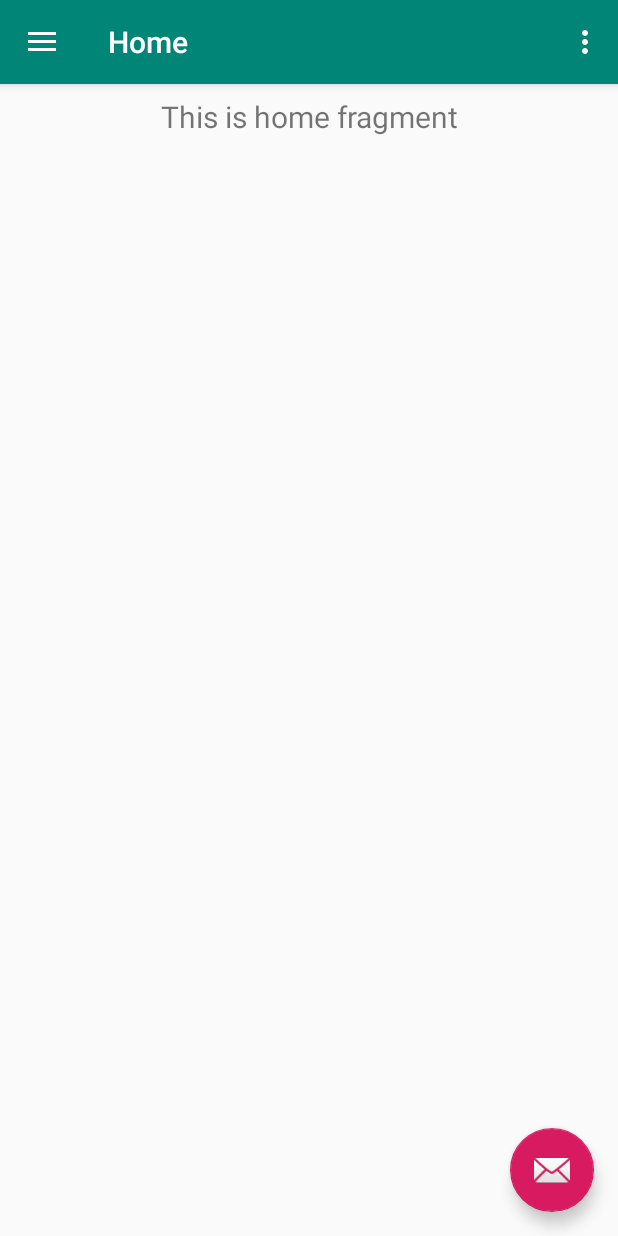
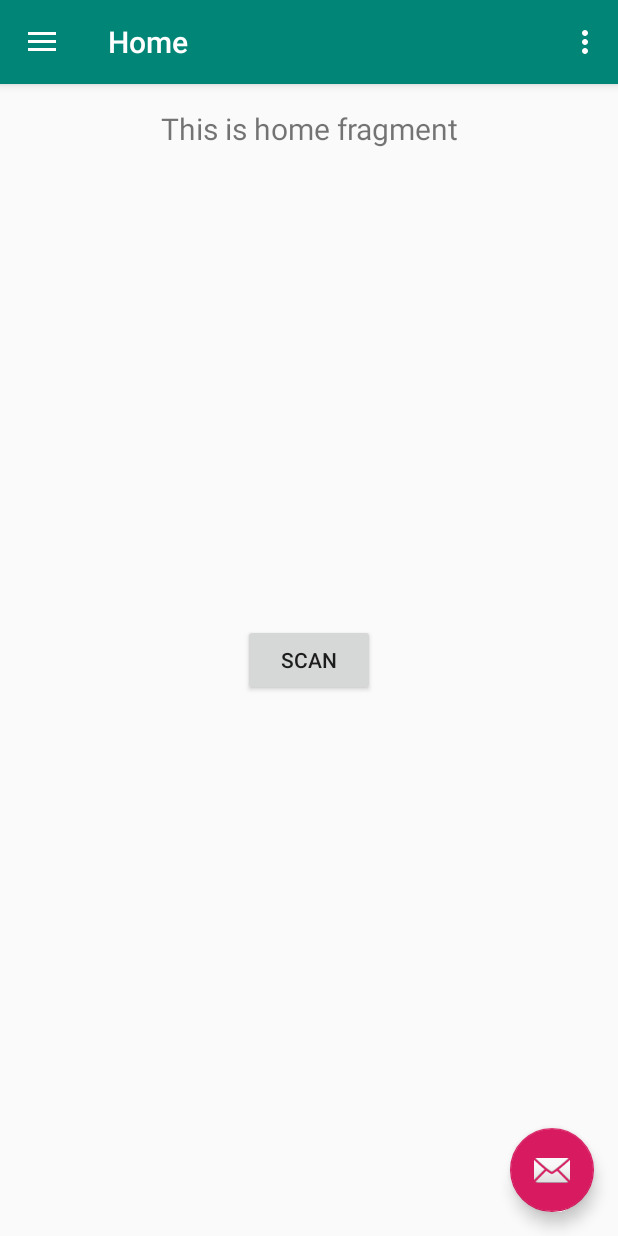
Before and after one commit to aannirajpatel/mediscan, an Android app: the screen it shows after launch (MainActivity), on a phone screen of 412 x 824 dp. Run offline under Robolectric (Android 15) with nearby library versions, the phone set to English and light mode, and no system bars; our stand-ins replace navigation-ui.

Commit message:
1st commit

```diff
--- a/Mediscan/app/src/main/AndroidManifest.xml
+++ b/Mediscan/app/src/main/AndroidManifest.xml
@@ -1,6 +1,9 @@
 <?xml version="1.0" encoding="utf-8"?>
 <manifest xmlns:android="http://schemas.android.com/apk/res/android"
     package="com.example.mediscan">
+    <uses-feature android:name="android.hardware.camera"
+        android:required="true" />
+    <uses-permission android:name="android.permission.CAMERA"></uses-permission>
 
     <application
         android:allowBackup="true"
@@ -9,6 +12,7 @@
         android:roundIcon="@mipmap/ic_launcher_round"
         android:supportsRtl="true"
         android:theme="@style/AppTheme">
+        <activity android:name=".CameraActivity"></activity>
         <activity
             android:name=".MainActivity"
             android:label="@string/app_name"
--- a/Mediscan/app/src/main/java/com/example/mediscan/MainActivity.java
+++ b/Mediscan/app/src/main/java/com/example/mediscan/MainActivity.java
@@ -1,5 +1,6 @@
 package com.example.mediscan;
 
+import android.content.Intent;
 import android.os.Bundle;
 
 import com.google.android.material.floatingactionbutton.FloatingActionButton;
@@ -20,6 +21,7 @@ import androidx.appcompat.app.AppCompatActivity;
 import androidx.appcompat.widget.Toolbar;
 
 import android.view.Menu;
+import android.widget.Button;
 
 public class MainActivity extends AppCompatActivity {
 
@@ -28,7 +30,14 @@ public class MainActivity extends AppCompatActivity {
     @Override
     protected void onCreate(Bundle savedInstanceState) {
         super.onCreate(savedInstanceState);
+        final Button scanButton = findViewById(R.id.scanButton);
+
+
+
         setContentView(R.layout.activity_main);
+
+
+
         Toolbar toolbar = findViewById(R.id.toolbar);
         setSupportActionBar(toolbar);
         FloatingActionButton fab = findViewById(R.id.fab);
@@ -51,9 +60,14 @@ public class MainActivity extends AppCompatActivity {
         NavController navController = Navigation.findNavController(this, R.id.nav_host_fragment);
         NavigationUI.setupActionBarWithNavController(this, navController, mAppBarConfiguration);
         NavigationUI.setupWithNavController(navigationView, navController);
+
     }
+    public void scanButtonClicked(View view){
+        Intent intent = new Intent(MainActivity.this, CameraActivity.class);
+        startActivity(intent);
+    }
+    @Override
 
-    @Override
     public boolean onCreateOptionsMenu(Menu menu) {
         // Inflate the menu; this adds items to the action bar if it is present.
         getMenuInflater().inflate(R.menu.main, menu);
--- a/Mediscan/app/src/main/res/layout/fragment_home.xml
+++ b/Mediscan/app/src/main/res/layout/fragment_home.xml
@@ -1,19 +1,35 @@
 <?xml version="1.0" encoding="utf-8"?>
 <androidx.constraintlayout.widget.ConstraintLayout xmlns:android="http://schemas.android.com/apk/res/android"
     xmlns:app="http://schemas.android.com/apk/res-auto"
+    xmlns:tools="http://schemas.android.com/tools"
     android:layout_width="match_parent"
     android:layout_height="match_parent">
+
+
+    <Button
+        android:id="@+id/scanButton"
+        android:layout_width="wrap_content"
+        android:layout_height="wrap_content"
+        android:onClick="scanButtonClicked"
+        android:text="@string/button_scan"
+        app:layout_constraintBottom_toBottomOf="parent"
+        app:layout_constraintEnd_toEndOf="parent"
+        app:layout_constraintStart_toStartOf="parent"
+        app:layout_constraintTop_toTopOf="parent" />
+
 
     <TextView
         android:id="@+id/text_home"
         android:layout_width="match_parent"
         android:layout_height="wrap_content"
         android:layout_marginStart="8dp"
-        android:layout_marginTop="8dp"
+        android:layout_marginTop="16dp"
         android:layout_marginEnd="8dp"
+        android:text="@string/app_name"
         android:textAlignment="center"
         android:textSize="20sp"
         app:layout_constraintEnd_toEndOf="parent"
+        app:layout_constraintHorizontal_bias="0.0"
         app:layout_constraintStart_toStartOf="parent"
         app:layout_constraintTop_toTopOf="parent" />
 </androidx.constraintlayout.widget.ConstraintLayout>
--- a/Mediscan/app/src/main/res/values/strings.xml
+++ b/Mediscan/app/src/main/res/values/strings.xml
@@ -13,4 +13,5 @@
     <string name="menu_tools">Tools</string>
     <string name="menu_share">Share</string>
     <string name="menu_send">Send</string>
+    <string name="button_scan">Scan</string>
 </resources>
```
Also changed, not shown: Mediscan/app/src/main/java/com/example/mediscan/CameraActivity.java (added, +47 -0 lines), Mediscan/app/src/main/java/com/example/mediscan/CameraPreview.java (added, +71 -0 lines), Mediscan/app/src/main/res/layout/activity_camera.xml (added, +29 -0 lines).
